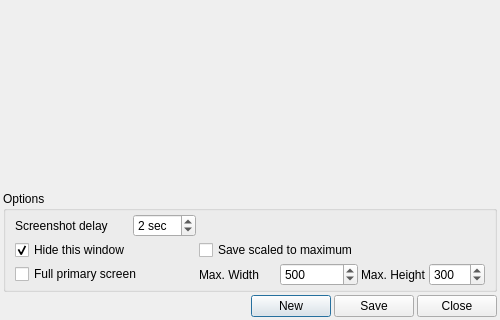
This is db/src/gui/db_screenshotdialog.ui in hermixy/biluna as Qt 5 draws it before an edit; both pictures show x 0 to 500 and y 180 to 500 of the 500 by 500 pixel window. The edited form follows.
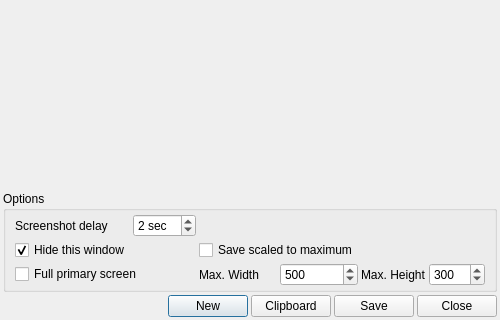
This is the edited form.

Commit message: Added screenshot to the clipboard

What changed in the file:
```diff
--- a/db/src/gui/db_screenshotdialog.ui
+++ b/db/src/gui/db_screenshotdialog.ui
@@ -221,6 +221,16 @@
        </property>
       </widget>
      </item>
+     <item>
+      <widget class="QPushButton" name="pbClipboard">
+       <property name="toolTip">
+        <string>Save to clipboard</string>
+       </property>
+       <property name="text">
+        <string>Clipboard</string>
+       </property>
+      </widget>
+     </item>
      <item>
       <widget class="QPushButton" name="pbSave">
        <property name="text">
```
Left out of the diff: 5 changed lines with no effect on the pictures. The commit also changes 2 other files.
